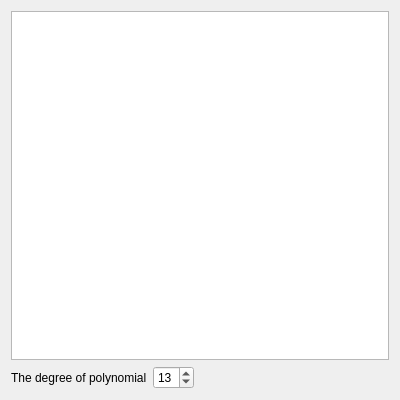
Above: openhsl/gui/device/bd_equation_form.ui from OpenHSL/OpenHSL before the change. Below: the same form after it.
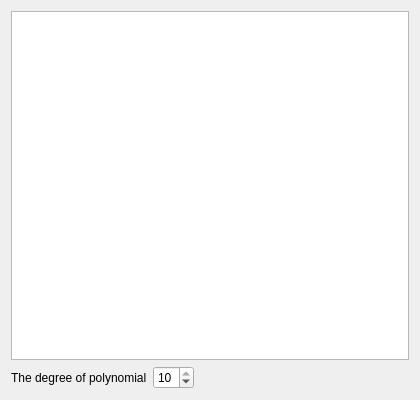
That is the form after the change.

Commit message: upd: gui: changed BDE params widget into view, added model, redone header views

What changed in the file:
```diff
--- a/openhsl/gui/device/bd_equation_form.ui
+++ b/openhsl/gui/device/bd_equation_form.ui
@@ -6,7 +6,7 @@
    <rect>
     <x>0</x>
     <y>0</y>
-    <width>400</width>
+    <width>420</width>
     <height>400</height>
    </rect>
   </property>
@@ -14,9 +14,6 @@
    <string>Barrel distortion equation</string>
   </property>
   <layout class="QGridLayout" name="gridLayout">
-   <item row="0" column="0">
-    <widget class="QTableWidget" name="equation_tableWidget"/>
-   </item>
    <item row="1" column="0">
     <layout class="QGridLayout" name="gridLayout_2">
      <item row="0" column="0">
@@ -31,8 +28,11 @@
        <property name="minimum">
         <number>1</number>
        </property>
+       <property name="maximum">
+        <number>10</number>
+       </property>
        <property name="value">
-        <number>13</number>
+        <number>10</number>
        </property>
       </widget>
      </item>
@@ -51,6 +51,9 @@
      </item>
     </layout>
    </item>
+   <item row="0" column="0">
+    <widget class="QTableView" name="equation_tableView"/>
+   </item>
   </layout>
  </widget>
  <resources/>
```
The commit also changes 8 other files.
